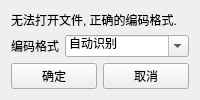
This is src/writtenbookeditor/gui/encoding_form.ui in XiYang6666/WrittenBookEditor as Qt 5 draws it before an edit. The edited form follows.
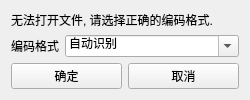
This is the edited form.

Patch:
```diff
--- a/src/writtenbookeditor/gui/encoding_form.ui
+++ b/src/writtenbookeditor/gui/encoding_form.ui
@@ -6,10 +6,16 @@
    <rect>
     <x>0</x>
     <y>0</y>
-    <width>200</width>
+    <width>250</width>
     <height>100</height>
    </rect>
   </property>
+  <property name="minimumSize">
+   <size>
+    <width>250</width>
+    <height>100</height>
+   </size>
+  </property>
   <property name="windowTitle">
    <string>设置编码格式</string>
   </property>
@@ -17,7 +23,7 @@
    <item>
     <widget class="QLabel" name="label">
      <property name="text">
-      <string>无法打开文件, 正确的编码格式.</string>
+      <string>无法打开文件, 请选择正确的编码格式.</string>
      </property>
     </widget>
    </item>
```
Left out of the diff: 4 changed lines with no effect on the pictures.
